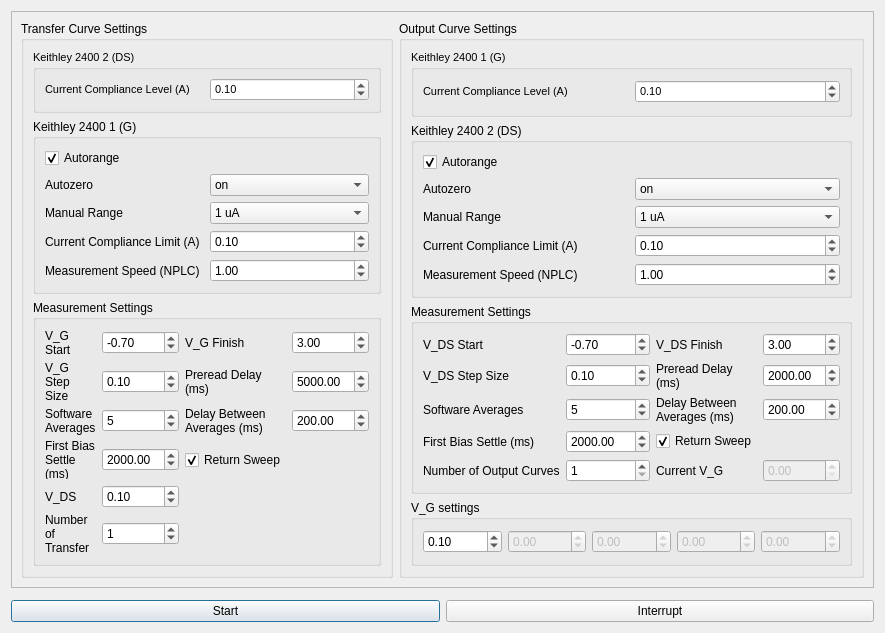
Above: src/main/resources/base/test_device.ui from rajgiriUW/OECT_Control before the change. Below: the same form after it.
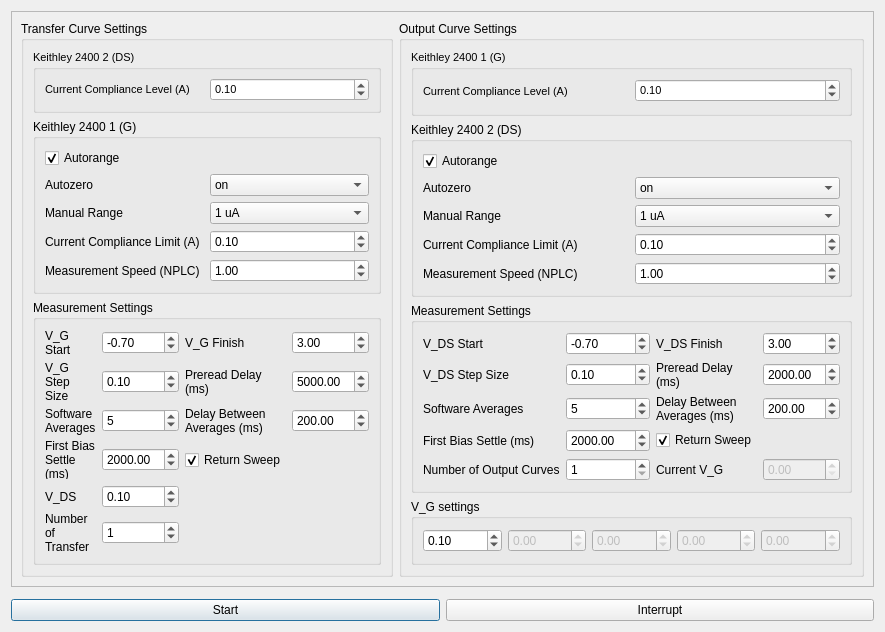
That is the form after the change.

Commit message: Edits to accomodate the relays

```diff
--- a/src/main/resources/base/test_device.ui
+++ b/src/main/resources/base/test_device.ui
@@ -7,7 +7,7 @@
     <x>0</x>
     <y>0</y>
     <width>879</width>
-    <height>633</height>
+    <height>632</height>
    </rect>
   </property>
   <property name="windowTitle">
```
Left out of the diff: 105 changed lines with no effect on the pictures. The commit also changes 2 other files.
